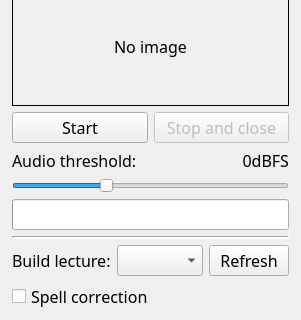
Before: the Qt Designer form gui.ui in F33RNI/Webinar-hacker, drawn with Qt 5; both pictures show x 0 to 301 and y 273 to 593 of the 301 by 696 pixel window.
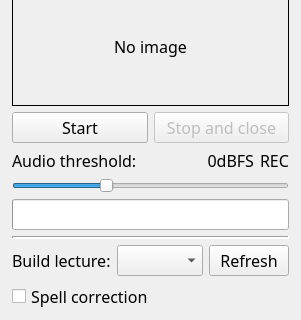
After: the same form once the commit is applied.

Commit message: Add audio recording indicator

Diff of the .ui file:
```diff
--- a/gui.ui
+++ b/gui.ui
@@ -7,7 +7,7 @@
     <x>0</x>
     <y>0</y>
     <width>276</width>
-    <height>666</height>
+    <height>670</height>
    </rect>
   </property>
   <property name="font">
@@ -203,6 +203,19 @@
           </property>
          </widget>
         </item>
+        <item>
+         <widget class="QLabel" name="label_rec">
+          <property name="sizePolicy">
+           <sizepolicy hsizetype="Fixed" vsizetype="Preferred">
+            <horstretch>0</horstretch>
+            <verstretch>0</verstretch>
+           </sizepolicy>
+          </property>
+          <property name="text">
+           <string>REC</string>
+          </property>
+         </widget>
+        </item>
        </layout>
       </item>
       <item>
```
The commit also changes 2 other files.
